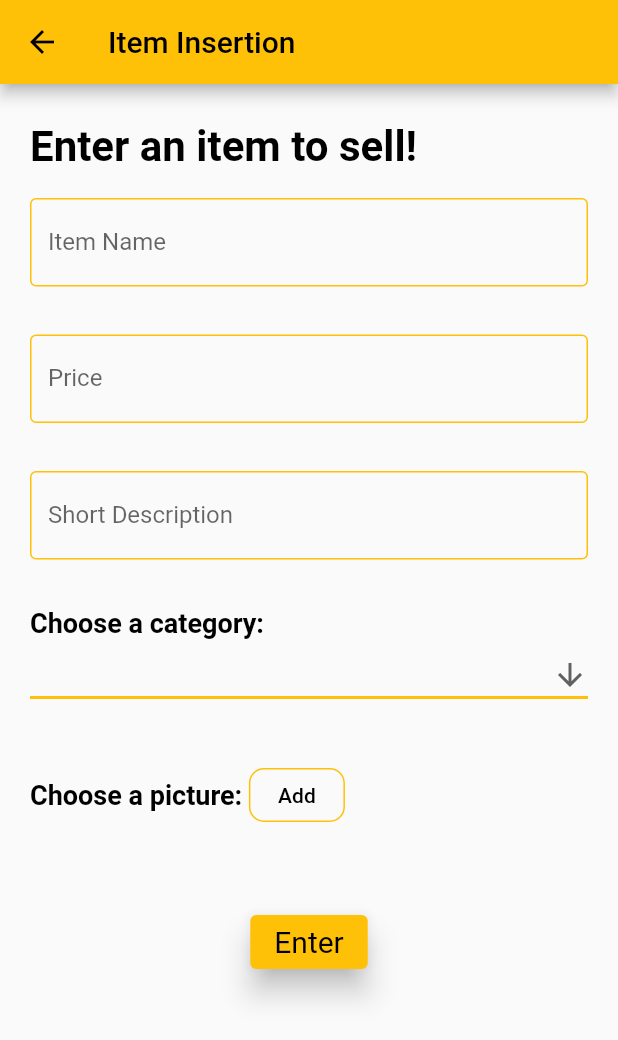
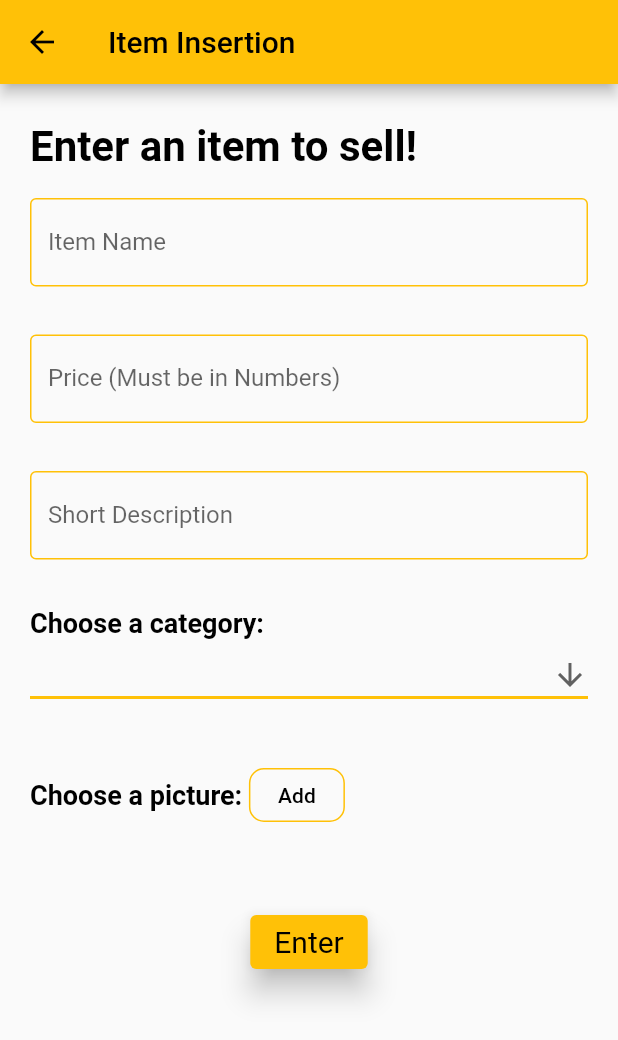
Before and after one commit to jcortes18/grizz-connect, a Flutter app: the UploadItem screen opened directly, on a phone screen of 412 x 824 dp. Shown: the top 1040 px of the screen. Run offline on Flutter 3.47's test engine with Material 2 defaults, Android fonts, the phone set to English and light mode, and no system bars; our stand-ins replace cloud_firestore, file_picker, firebase_auth, firebase_core, firebase_storage, image_picker and 2 more; missing offline and left inert: cloud_firestore_web, firebase_auth_web, firebase_core_web; accounts and stored records are empty.

Commit message:
Update upload.dart

```diff
--- a/lib/upload.dart
+++ b/lib/upload.dart
@@ -176,10 +176,12 @@ class _UploadPageState extends State<UploadItem>{
                   ),
                 ),
                 // price
-                Padding(
+                 Padding(
                   padding: const EdgeInsets.symmetric(vertical: 16),
                   child: TextFormField(
                     controller: _priceController,
+                     keyboardType: TextInputType.number,
+                      inputFormatters: <TextInputFormatter>[FilteringTextInputFormatter.digitsOnly],
                     // onChanged: (value){
                     //   setState(() {
                     //      //price = value as double;
@@ -191,7 +193,7 @@ class _UploadPageState extends State<UploadItem>{
                         borderSide: BorderSide(color: Colors.amber),
                       ),
                       border: OutlineInputBorder(),
-                      labelText: 'Price',
+                      labelText: 'Price (Must be in Numbers)',
                     ),
                   ),
                 ),
```
